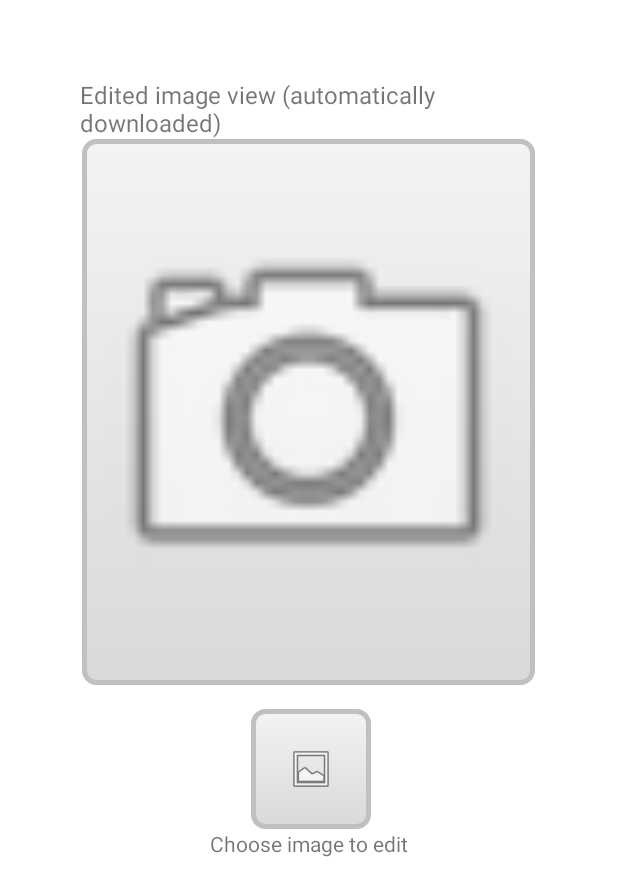
After one commit to zhaohanyun/Glister, an Android app: the layout activity_edit.xml on its own in the app's theme, with its tools: preview values and no code run, on a phone screen of 412 x 824 dp. The commit adds this screen. Shown: the top 896 px of the screen. Run offline under Robolectric (Android 15) with nearby library versions, the phone set to English and light mode, and no system bars.

Commit message:
Add the file for image edit in the front end

```diff
--- a/Frontend/app/src/main/AndroidManifest.xml
+++ b/Frontend/app/src/main/AndroidManifest.xml
@@ -31,6 +31,7 @@
                 <category android:name="android.intent.category.LAUNCHER" />
             </intent-filter>
         </activity>
+
     </application>
 
 </manifest>
--- /dev/null
+++ b/Frontend/app/src/main/res/drawable/border.xml
@@ -0,0 +1,9 @@
+<?xml version="1.0" encoding="utf-8"?>
+<shape xmlns:android="http://schemas.android.com/apk/res/android"
+    android:shape="rectangle">
+    <gradient android:startColor="#F3F3F3"
+        android:endColor="#D9D9D9"
+        android:angle="270" />
+    <corners android:radius="8dp" />
+    <stroke android:width="3dp" android:color="#C0C0C0" />
+</shape>
--- /dev/null
+++ b/Frontend/app/src/main/res/layout/activity_edit.xml
@@ -0,0 +1,64 @@
+<?xml version="1.0" encoding="utf-8"?>
+<androidx.constraintlayout.widget.ConstraintLayout xmlns:android="http://schemas.android.com/apk/res/android"
+    xmlns:app="http://schemas.android.com/apk/res-auto"
+    xmlns:tools="http://schemas.android.com/tools"
+    android:layout_width="match_parent"
+    android:layout_height="match_parent"
+    android:padding="16dp"
+    tools:context=".EditActivity">
+
+    <ImageButton
+        android:id="@+id/albumButton"
+        android:layout_width="80dp"
+        android:layout_height="80dp"
+        android:layout_marginStart="160dp"
+        android:layout_marginTop="16dp"
+        android:layout_marginEnd="160dp"
+        android:background="@drawable/border"
+        android:contentDescription="@string/album"
+        app:layout_constraintBottom_toBottomOf="parent"
+        app:layout_constraintEnd_toEndOf="parent"
+        app:layout_constraintHorizontal_bias="0.454"
+        app:layout_constraintStart_toStartOf="parent"
+        app:layout_constraintTop_toBottomOf="@+id/previewImage"
+        app:layout_constraintVertical_bias="0.0"
+        app:srcCompat="@android:drawable/ic_menu_gallery" />
+
+    <ImageView
+        android:id="@+id/previewImage"
+        android:layout_width="302dp"
+        android:layout_height="364dp"
+        android:layout_marginStart="20dp"
+        android:layout_marginEnd="20dp"
+        android:background="@drawable/border"
+        android:contentDescription="@string/preview"
+        app:layout_constraintEnd_toEndOf="parent"
+        app:layout_constraintHorizontal_bias="0.492"
+        app:layout_constraintStart_toStartOf="parent"
+        app:layout_constraintTop_toBottomOf="@+id/textView"
+        app:srcCompat="@android:drawable/ic_menu_camera" />
+
+    <TextView
+        android:id="@+id/textView"
+        android:layout_width="305dp"
+        android:layout_height="wrap_content"
+        android:layout_marginStart="48dp"
+        android:layout_marginTop="36dp"
+        android:layout_marginEnd="48dp"
+        android:text="Edited image view (automatically downloaded)"
+        android:textSize="16sp"
+        app:layout_constraintEnd_toEndOf="parent"
+        app:layout_constraintStart_toStartOf="parent"
+        app:layout_constraintTop_toTopOf="parent" />
+
+    <TextView
+        android:id="@+id/textView2"
+        android:layout_width="wrap_content"
+        android:layout_height="wrap_content"
+        android:layout_marginStart="140dp"
+        android:layout_marginEnd="140dp"
+        android:text="Choose image to edit"
+        app:layout_constraintEnd_toEndOf="parent"
+        app:layout_constraintStart_toStartOf="parent"
+        app:layout_constraintTop_toBottomOf="@+id/albumButton" />
+</androidx.constraintlayout.widget.ConstraintLayout>
--- a/Frontend/app/src/main/res/values/strings.xml
+++ b/Frontend/app/src/main/res/values/strings.xml
@@ -1,3 +1,6 @@
 <resources>
     <string name="app_name">Glister Frontend</string>
+    <string name="edit">Edit</string>
+    <string name="album">Album</string>
+    <string name="preview">Image</string>
 </resources>
```
Also changed, not shown: Frontend/app/build.gradle (+8 -0 lines), Frontend/app/src/main/java/cn/edu/sjtu/glister/glisterfrontend/EditActivity.kt (added, +149 -0 lines), Frontend/app/src/main/java/cn/edu/sjtu/glister/glisterfrontend/Extension.kt (+7 -0 lines).
